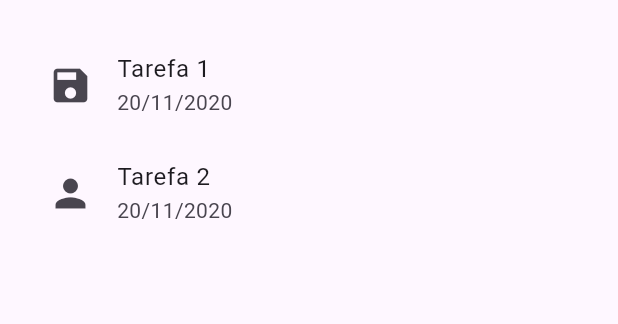
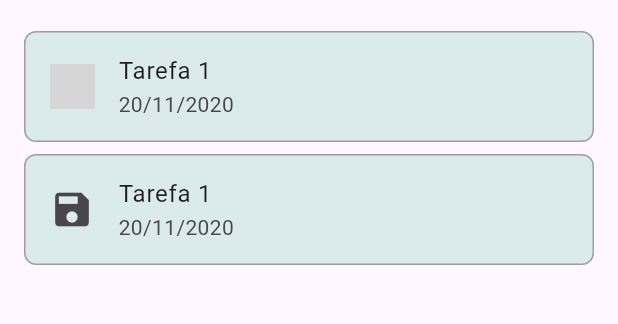
Before and after one commit to ferreiranerdnew/estudos_and__exe_flutter, a Flutter app: the screen it shows after launch, on a phone screen of 412 x 824 dp, the part 77-401 px from its top. Run offline on Flutter 3.47's test engine with Material 3 defaults, Android fonts, the light colour scheme and no system bars; our stand-ins replace flutter_slidable, google_fonts, shared_preferences, syncfusion_flutter_charts; grey boxes are pictures that could not be loaded.

Commit message:
Autocommit a cada 15 minutos

```diff
--- a/analise_acoes/lib/pages/fmprincipal.dart
+++ b/analise_acoes/lib/pages/fmprincipal.dart
@@ -21,7 +21,6 @@ class Scene extends StatelessWidget {
             ],
           ),
         ),
-
         body: Center(
           child: Padding(
             padding: const EdgeInsets.all(16),
@@ -32,7 +31,41 @@ class Scene extends StatelessWidget {
                   child: ListView(
                     shrinkWrap: true,
                     children: [
-                      ListTile(
+                      Container(
+                        decoration: BoxDecoration(
+                          color: Color(0xffdbebeb), // Cor de fundo do Container
+                          border: Border.all(
+                            color: Colors.grey, // Cor da borda
+                            width: 1.0, // Largura da borda
+                          ),
+                          borderRadius: BorderRadius.circular(
+                              8.0), // Raio do canto da borda
+                        ),
+                        child: ListTile(
+                          title: Text('Tarefa 1'),
+                          subtitle: Text('20/11/2020'),
+                          leading: Image.asset(
+  'assets/icons/meu_icon.png',
+  width: 30, // Largura do ícone
+  height: 30, // Altura do ícone
+),
+                          onTap: () {
+                            print('Tarefa 1');
+                          },
+                        ),
+                      ),
+                      SizedBox(height: 8), // Espaço entre os itens da lista
+                      Container(
+                        decoration: BoxDecoration(
+                          color: Color(0xffdbebeb), // Cor de fundo do Container
+                          border: Border.all(
+                            color: Colors.grey, // Cor da borda
+                            width: 1.0, // Largura da borda
+                          ),
+                          borderRadius: BorderRadius.circular(
+                              8.0), // Raio do canto da borda
+                        ),
+                        child: ListTile(
                           title: Text('Tarefa 1'),
                           subtitle: Text('20/11/2020'),
                           leading: Icon(
@@ -43,16 +76,6 @@ class Scene extends StatelessWidget {
                             print('Tarefa 1');
                           },
                         ),
-                      ListTile(
-                        title: Text('Tarefa 2'),
-                        subtitle: Text('20/11/2020'),
-                        leading: Icon(
-                          Icons.person,
-                          size: 30,
-                        ),
-                        onTap: () {
-                          print('Tarefa 2');
-                        },
                       ),
                     ],
                   ),
```
Also changed, not shown: analise_acoes/assets/page-1/images/icons8investimento-1.png (added). Lines whose indentation alone changed are shown as unchanged.
